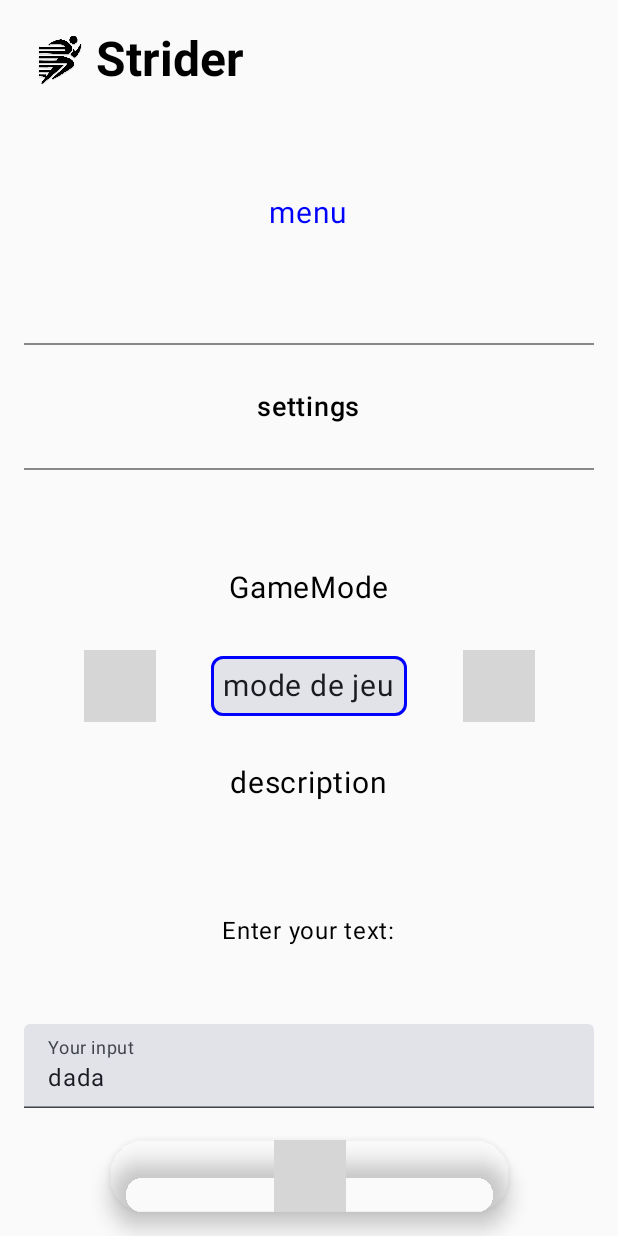
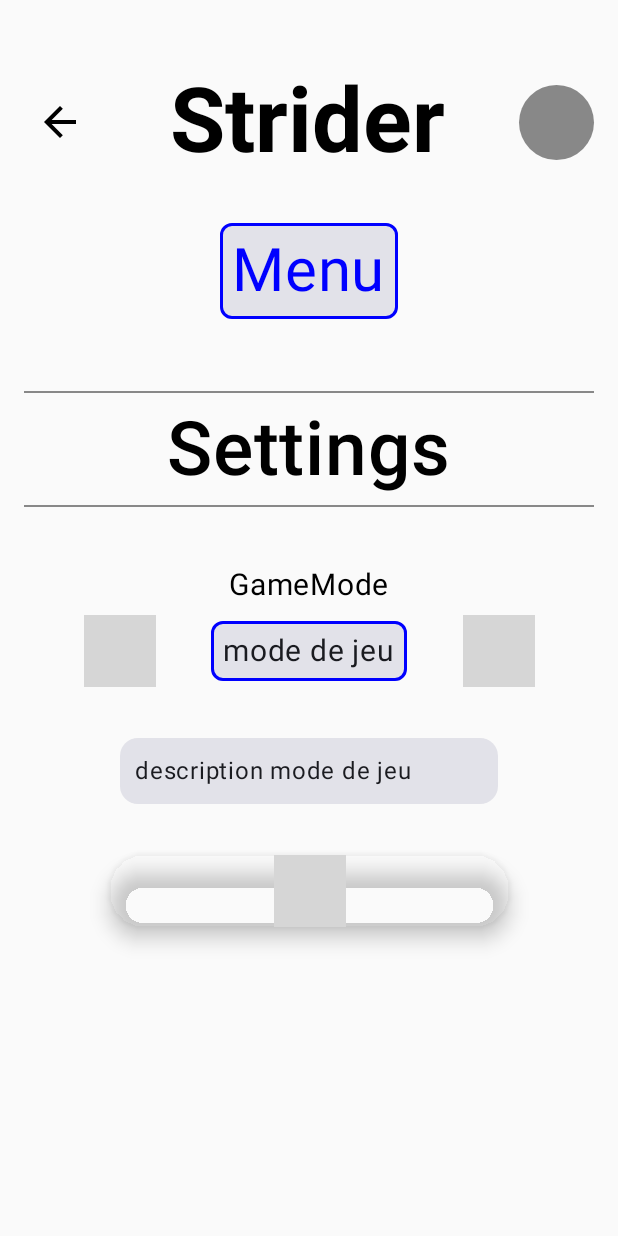
Before and after one commit to Nunbus1/Strider, an Android app built with Jetpack Compose: the CreateScreen screen opened through its navigation route, on a phone screen of 412 x 824 dp. Run offline under Robolectric (Android 15) with nearby library versions, the phone set to English and light mode, and no system bars; 3 statements that could not run were skipped; grey boxes are pictures that could not be loaded.

Commit message:
correction mise en page create

```diff
--- a/app/src/main/java/com/example/strider/ui/theme/Pages/Create.kt
+++ b/app/src/main/java/com/example/strider/ui/theme/Pages/Create.kt
@@ -3,8 +3,11 @@ package com.example.strider.ui.theme.Pages
 import androidx.compose.foundation.BorderStroke
 import androidx.compose.foundation.Image
 import androidx.compose.foundation.background
+import androidx.compose.foundation.clickable
 import androidx.compose.foundation.layout.*
+import androidx.compose.foundation.shape.CircleShape
 import androidx.compose.foundation.shape.RoundedCornerShape
+import androidx.compose.material.icons.filled.ArrowBack
 import androidx.compose.material3.*
 import androidx.compose.runtime.Composable
 import androidx.compose.runtime.getValue
@@ -39,53 +42,69 @@ fun CreateScreen(
             .fillMaxSize()
             .padding(16.dp),
         horizontalAlignment = Alignment.CenterHorizontally,
-        verticalArrangement = Arrangement.SpaceBetween
+        //verticalArrangement = Arrangement.SpaceBetween
     ) {
         // Titre avec bouton retour
 
+        Spacer(modifier = Modifier.height(30.dp))
+        // Titre avec bouton retour
         Row(
             modifier = Modifier.fillMaxWidth(),
             verticalAlignment = Alignment.CenterVertically,
-            //horizontalArrangement = Arrangement.Absolute.SpaceEvenly
+            horizontalArrangement = Arrangement.SpaceBetween
         ) {
             IconButton(onClick = onBackClicked) {
                 Icon(
-                    painter = painterResource(R.drawable.logo),
-                    contentDescription = "Back"
+                    imageVector = androidx.compose.material.icons.Icons.Default.ArrowBack,
+                    contentDescription = "Back",
+                    modifier = Modifier.size(32.dp).clickable { onBackClicked() }
                 )
             }
             Text(
                 text = "Strider",
                 style = MaterialTheme.typography.headlineLarge,
+                fontSize = 60.sp,
                 fontWeight = FontWeight.Bold
+
+            )
+            Box(
+                modifier = Modifier
+                    .size(50.dp)
+                    .background(Color.Gray, CircleShape)
             )
         }
 
-        Spacer(modifier = Modifier.height(16.dp))
+        Spacer(modifier = Modifier.height(32.dp))
 
-        // Encadré "menu"
+        // Encadré "Lobby"
+        Card(
+            shape = RoundedCornerShape(8.dp),
+            border = BorderStroke(2.dp, Color.Blue),
+            modifier = Modifier.padding(horizontal = 32.dp)
 
+        ) {
             Text(
-                text = "menu",
-                fontSize = 20.sp,
+                text = "Menu",
+                fontSize = 40.sp,
                 color = Color.Blue,
                 modifier = Modifier.padding(8.dp)
             )
+        }
 
-
-        Spacer(modifier = Modifier.height(24.dp))
+        Spacer(modifier = Modifier.height(48.dp))
 
         // Séparation avec "Runners"
         Divider(color = Color.Gray, thickness = 1.dp)
         Text(
-            text = "settings",
-            fontSize = 18.sp,
+            text = "Settings",
+            fontSize = 50.sp,
             fontWeight = FontWeight.Medium,
             modifier = Modifier.padding(vertical = 8.dp)
         )
         Divider(color = Color.Gray, thickness = 1.dp)
 
-        Spacer(modifier = Modifier.height(16.dp))
+        Spacer(modifier = Modifier.height(32.dp))
+
         Text(
             text = "GameMode",
             fontSize = 20.sp,
@@ -144,26 +163,16 @@ fun CreateScreen(
             }
         }
 
-        Text(
-            text = "description",
-            fontSize = 20.sp,
-            modifier = Modifier.padding(8.dp)
-        )
 
         Spacer(modifier = Modifier.height(24.dp))
-
-        Text(
-            text = "Enter your text:",
-
-        )
-        Spacer(modifier = Modifier.height(8.dp))
-        TextField(
-            value = description,
-            onValueChange = { newText -> description = newText },
-            label = { Text("Your input") },
-            modifier = Modifier.fillMaxWidth(),
-            singleLine = true
-        )
+        Card(modifier = Modifier.padding(10.dp)
+            .fillMaxWidth(0.7f)) {
+            Text(
+                text = "description mode de jeu",
+                modifier=Modifier.padding(10.dp),
+                )
+        }
+        Spacer(modifier = Modifier.height(24.dp))
                     // Bouton Start
         Box(
             modifier = Modifier.fillMaxSize()
```
